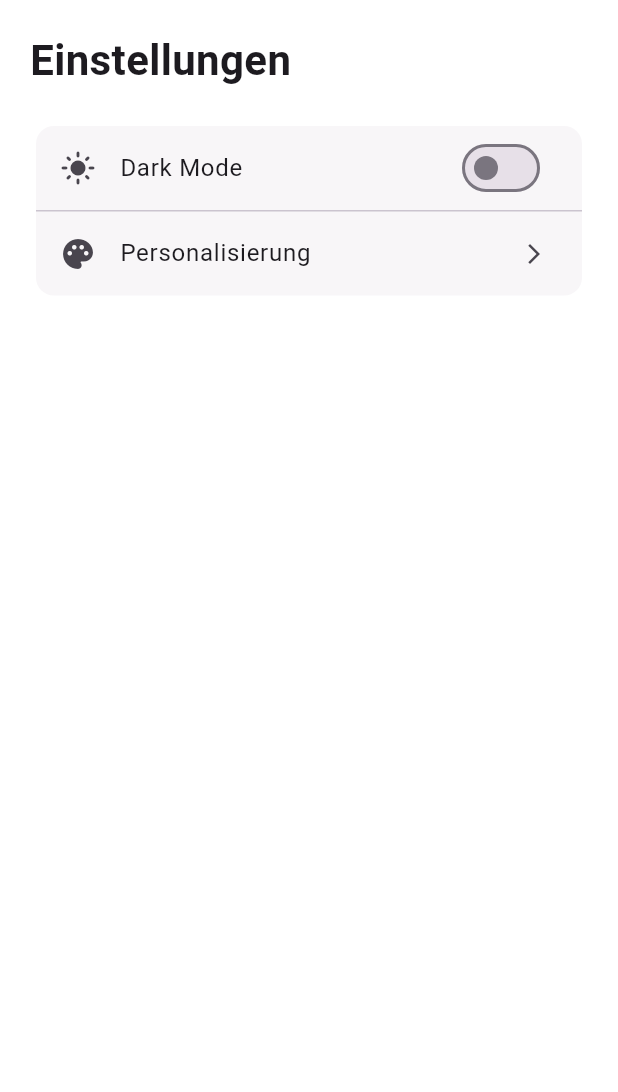
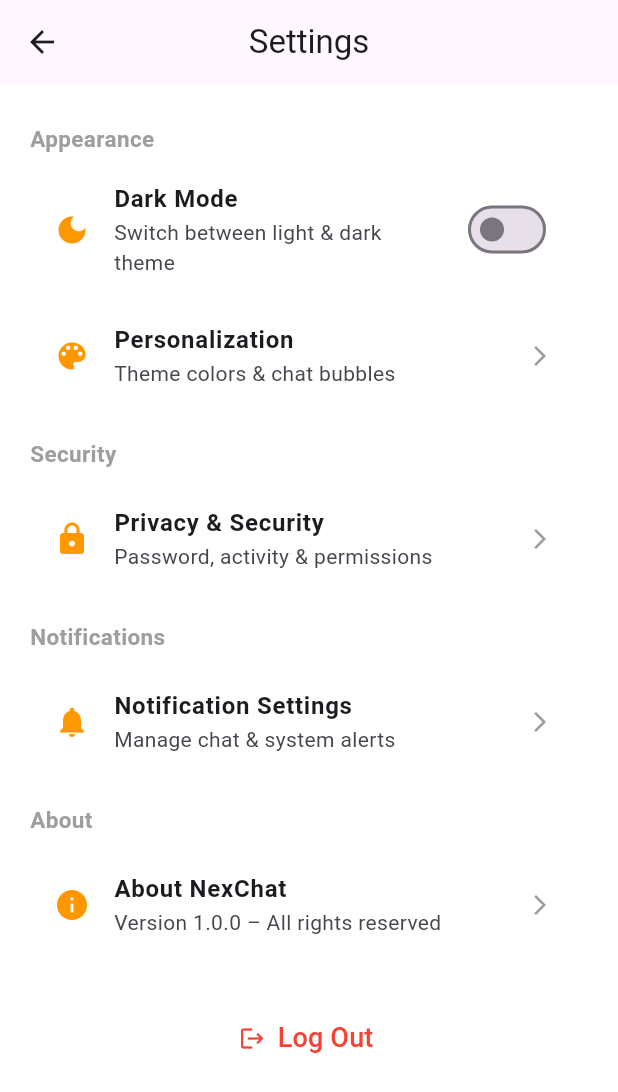
Before and after one commit to Xafe42/NexxChat, a Flutter app: the SettingsScreen screen opened directly, on a phone screen of 412 x 824 dp. Shown: the top 1092 px of the screen. Run offline on Flutter 3.47's test engine with Material 3 defaults, Android fonts, the phone set to English and light mode, and no system bars; our stand-ins replace audioplayers, cloud_firestore, firebase_auth, firebase_core, image_picker, modal_progress_hud_nsn and 1 more; accounts and stored records are empty.

Commit message:
update  SettingsScreen

```diff
--- a/lib/Screens/settings_screen.dart
+++ b/lib/Screens/settings_screen.dart
@@ -1,59 +1,163 @@
 import 'package:flutter/material.dart';
-
 import '../theme_notifier.dart';
+import 'welcome_screens.dart';
+import 'package:firebase_auth/firebase_auth.dart';
 
 class SettingsScreen extends StatelessWidget {
   const SettingsScreen({super.key});
 
   @override
   Widget build(BuildContext context) {
-    // Wir nutzen ValueListenableBuilder hier auch, damit der Switch sich optisch sofort umlegt
     return ValueListenableBuilder<ThemeMode>(
       valueListenable: themeNotifier,
       builder: (context, currentMode, child) {
-        final isDarkMode = currentMode == ThemeMode.dark;
+        final isDark = currentMode == ThemeMode.dark;
 
-        return ListView(
-          padding: const EdgeInsets.all(20),
+        return Scaffold(
+          appBar: AppBar(
+            title: const Text("Settings"),
+            centerTitle: true,
+          ),
+
+          body: ListView(
+            padding: const EdgeInsets.all(16),
             children: [
-            const Text(
-              "Einstellungen",
-              style: TextStyle(fontSize: 28, fontWeight: FontWeight.bold),
-            ),
-            const SizedBox(height: 20),
 
-            // App Appearance
-            Card(
-              elevation: 0,
-              color: Theme.of(context).colorScheme.surfaceContainerHighest.withOpacity(0.3),
-              child: Column(
-                children: [
-                  SwitchListTile(
-                    title: const Text("Dark Mode"),
-                    secondary: Icon(isDarkMode ? Icons.dark_mode : Icons.light_mode),
-                    value: isDarkMode,
+              const SizedBox(height: 10),
+
+              /// Appearance
+              _sectionTitle("Appearance"),
+              _tile(
+                context,
+                icon: Icons.dark_mode,
+                title: "Dark Mode",
+                subtitle: "Switch between light & dark theme",
+                trailing: Switch(
+                  value: isDark,
                   onChanged: (val) {
                     themeNotifier.value = val ? ThemeMode.dark : ThemeMode.light;
                   },
                 ),
-                  const Divider(height: 1),
-                  ListTile(
-                    leading: const Icon(Icons.palette),
-                    title: const Text("Personalisierung"),
-                    trailing: const Icon(Icons.arrow_forward_ios, size: 16),
+              ),
+
+              /// Personalization
+              _tile(
+                context,
+                icon: Icons.color_lens,
+                title: "Personalization",
+                subtitle: "Theme colors & chat bubbles",
                 onTap: () {
-                      // Platzhalter für Personalisierung
                   ScaffoldMessenger.of(context).showSnackBar(
-                        const SnackBar(content: Text("Personalisierung kommt bald...")),
+                    const SnackBar(content: Text("Coming soon...")),
                   );
                 },
               ),
+
+              const SizedBox(height: 15),
+
+              /// Security
+              _sectionTitle("Security"),
+              _tile(
+                context,
+                icon: Icons.lock,
+                title: "Privacy & Security",
+                subtitle: "Password, activity & permissions",
+                onTap: () {},
+              ),
+
+              const SizedBox(height: 15),
+
+              /// Notifications
+              _sectionTitle("Notifications"),
+              _tile(
+                context,
+                icon: Icons.notifications,
+                title: "Notification Settings",
+                subtitle: "Manage chat & system alerts",
+                onTap: () {},
+              ),
+
+              const SizedBox(height: 15),
+
+              /// About
+              _sectionTitle("About"),
+              _tile(
+                context,
+                icon: Icons.info,
+                title: "About NexChat",
+                subtitle: "Version 1.0.0 – All rights reserved",
+                onTap: () {},
+              ),
+
+              const SizedBox(height: 25),
+
+              /// Logout
+              Center(
+                child: TextButton.icon(
+                  icon: const Icon(Icons.logout, color: Colors.red),
+                  label: const Text(
+                    "Log Out",
+                    style: TextStyle(color: Colors.red, fontSize: 18),
+                  ),
+                  onPressed: () async {
+                    await FirebaseAuth.instance.signOut();
+                    Navigator.pushNamedAndRemoveUntil(
+                      context,
+                      WelcomeScreen.screenRoute,
+                      (_) => false,
+                    );
+                  },
+                ),
+              ),
+
+              const SizedBox(height: 10),
             ],
           ),
-            ),
-          ],
+        );
+      },
     );
   }
+
+  // ------------------------------
+  // UI HELPERS
+  // ------------------------------
+
+  Widget _sectionTitle(String text) {
+    return Padding(
+      padding: const EdgeInsets.only(left: 4, bottom: 6),
+      child: Text(
+        text,
+        style: const TextStyle(
+          fontSize: 15,
+          fontWeight: FontWeight.bold,
+          color: Colors.grey,
+        ),
+      ),
+    );
+  }
+
+  Widget _tile(
+    BuildContext context, {
+    required IconData icon,
+    required String title,
+    required String subtitle,
+    Widget? trailing,
+    Function()? onTap,
+  }) {
+    return Card(
+      color: Theme.of(context).colorScheme.surfaceContainerLowest,
+      elevation: 0,
+      shape: RoundedRectangleBorder(
+        borderRadius: BorderRadius.circular(14),
+      ),
+      child: ListTile(
+        leading: Icon(icon, color: Colors.orange),
+        title: Text(title, style: const TextStyle(fontWeight: FontWeight.w600)),
+        subtitle: Text(subtitle),
+        trailing: trailing ??
+            const Icon(Icons.arrow_forward_ios, size: 16, color: Colors.grey),
+        onTap: onTap,
+      ),
     );
   }
 }
```
Also changed, not shown: lib/Screens/create_group_screen.dart (added, +109 -0 lines). Lines whose indentation alone changed are shown as unchanged.
